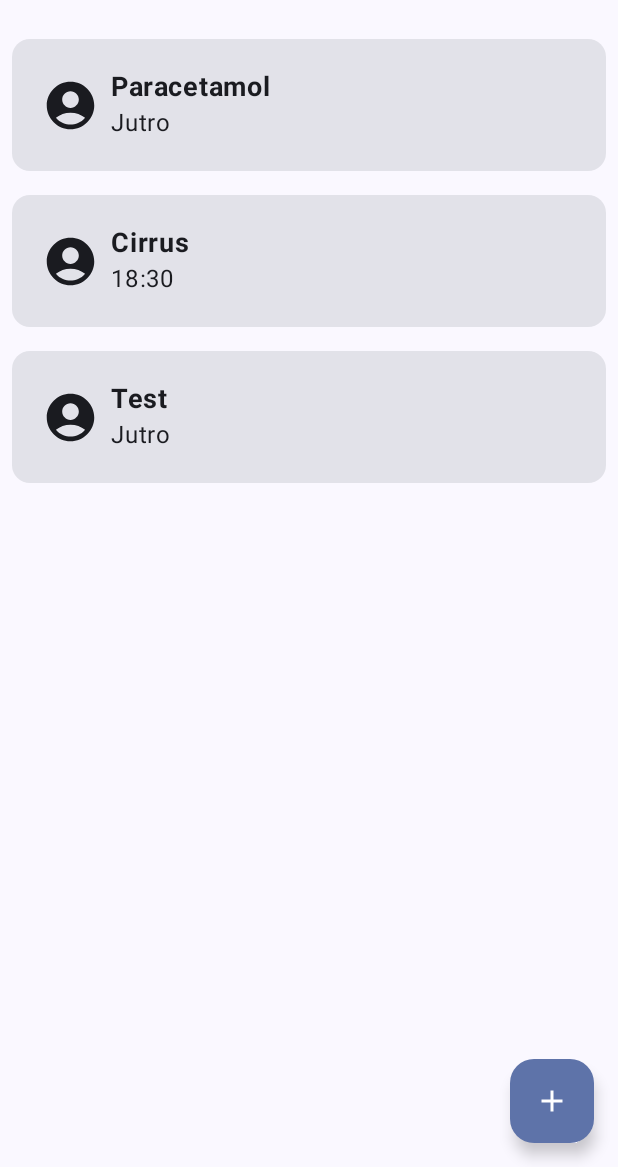
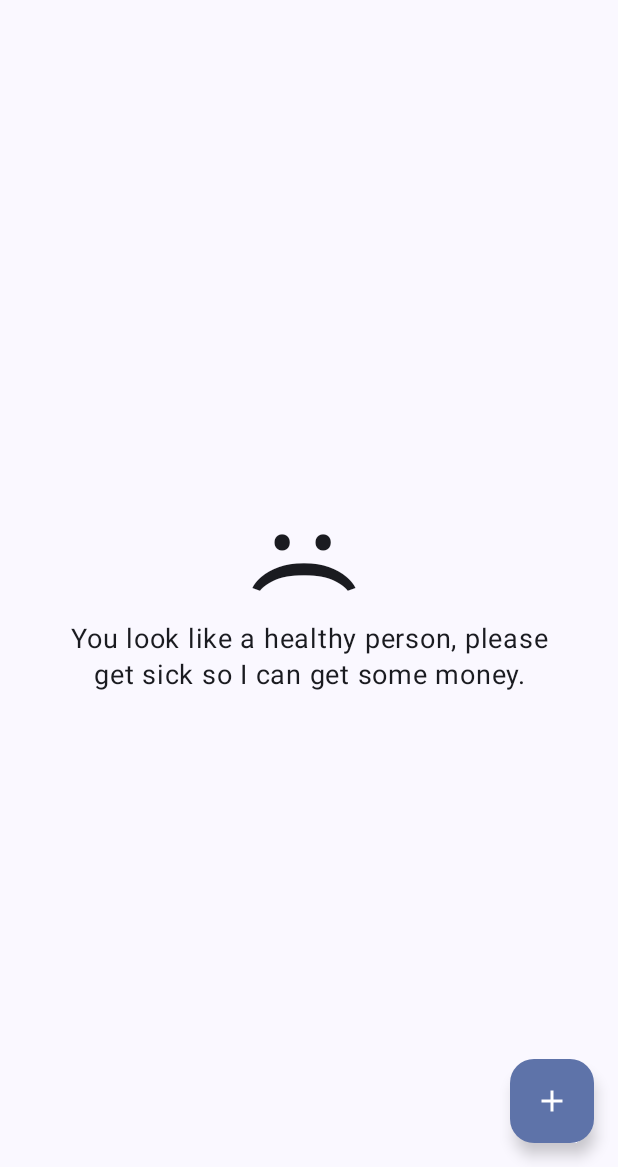
Before and after one commit to 4DERT/MedControl, an Android app built with Jetpack Compose: the screen it shows after launch (MainActivity), on a phone screen of 412 x 824 dp, the part 69-1236 px from its top. Run offline under Robolectric (Android 15) with nearby library versions, the phone set to English and light mode, and no system bars; our stand-ins replace Room's generated code.

Commit message:
Added viewmodel

```diff
--- a/app/src/main/java/com/example/medcontrol/database/Medicine.kt
+++ b/app/src/main/java/com/example/medcontrol/database/Medicine.kt
@@ -4,9 +4,10 @@ import androidx.room.Entity
 import androidx.room.PrimaryKey
 import androidx.room.TypeConverters
 import java.sql.Time
+import java.time.LocalTime
 
 data class TakeDate (
-    val time: Time,
+    val localTime: LocalTime,
     val isMonday: Boolean,
     val isTuesday: Boolean,
     val isWednesday: Boolean,
@@ -22,5 +23,5 @@ data class Medicine(
     @PrimaryKey(autoGenerate = true)
     val id: Int? = null,
     val name: String,
-    val dates: List<TakeDate>
+    val dates: List<TakeDate>,
 )
--- a/app/src/main/java/com/example/medcontrol/homescreen/HomeScreen.kt
+++ b/app/src/main/java/com/example/medcontrol/homescreen/HomeScreen.kt
@@ -1,60 +1,69 @@
 package com.example.medcontrol.homescreen
 
-import android.annotation.SuppressLint
 import androidx.compose.foundation.layout.Arrangement
 import androidx.compose.foundation.layout.Column
+import androidx.compose.foundation.layout.PaddingValues
 import androidx.compose.foundation.layout.fillMaxSize
 import androidx.compose.foundation.layout.padding
 import androidx.compose.foundation.lazy.LazyColumn
 import androidx.compose.foundation.lazy.items
 import androidx.compose.material.icons.Icons
-import androidx.compose.material.icons.filled.AccountCircle
 import androidx.compose.material.icons.filled.Add
-import androidx.compose.material.icons.filled.Refresh
-import androidx.compose.material.icons.filled.Settings
 import androidx.compose.material3.CenterAlignedTopAppBar
+import androidx.compose.material3.CircularProgressIndicator
 import androidx.compose.material3.ExperimentalMaterial3Api
 import androidx.compose.material3.FloatingActionButton
 import androidx.compose.material3.Icon
-import androidx.compose.material3.IconButton
 import androidx.compose.material3.Scaffold
 import androidx.compose.material3.Text
 import androidx.compose.material3.TopAppBarDefaults
 import androidx.compose.runtime.Composable
+import androidx.compose.runtime.collectAsState
+import androidx.compose.ui.Alignment
 import androidx.compose.ui.Modifier
+import androidx.compose.ui.draw.rotate
 import androidx.compose.ui.input.nestedscroll.nestedScroll
 import androidx.compose.ui.platform.LocalContext
+import androidx.compose.ui.res.stringResource
+import androidx.compose.ui.text.font.FontWeight
+import androidx.compose.ui.text.style.TextAlign
 import androidx.compose.ui.unit.dp
+import androidx.compose.ui.unit.sp
+import androidx.lifecycle.ViewModel
+import androidx.lifecycle.ViewModelProvider
+import androidx.lifecycle.viewmodel.compose.viewModel
 import androidx.room.Room
 import com.example.medcontrol.R
 import com.example.medcontrol.database.AppDatabase
 
 
-@SuppressLint("UnusedMaterial3ScaffoldPaddingParameter")
 @OptIn(ExperimentalMaterial3Api::class)
 @Composable
 fun HomeScreen() {
     val context = LocalContext.current
     val scrollBehavior = TopAppBarDefaults.pinnedScrollBehavior()
 
-    val m1 = MedicineViewItem(name = "Paracetamol", nextTake = "Jutro", icon = Icons.Default.AccountCircle)
-    val m2 = MedicineViewItem(name = "Cirrus", nextTake = "18:30", icon = Icons.Default.AccountCircle)
-    val m3 = MedicineViewItem(name = "Test", nextTake = "Jutro", icon = Icons.Default.AccountCircle)
-
-    val meds = arrayOf(m1, m2, m3)
-
     // creating database
     val db by lazy {
         Room.databaseBuilder(
             context,
             AppDatabase::class.java,
-            "medicine.db"
+            "medicine1.db"
         ).build()
     }
 
-//    val medDao = db.medicineDao()
+    val viewModel = viewModel<HomeScreenViewModel>(
+        factory = object : ViewModelProvider.Factory {
+            override fun <T : ViewModel> create(modelClass: Class<T>): T {
+                return HomeScreenViewModel(
+                    dao = db.medicineDao(),
+                ) as T
+            }
+        }
+    )
+    val state = viewModel.state.collectAsState()
 
-    Scaffold (
+    Scaffold(
         modifier = Modifier
             .fillMaxSize()
             .nestedScroll(scrollBehavior.nestedScrollConnection),
@@ -68,24 +77,80 @@ fun HomeScreen() {
         },
 
         floatingActionButton = {
-            FloatingActionButton(onClick = {  }) {
+            FloatingActionButton(onClick = { }) {
                 Icon(Icons.Default.Add, contentDescription = "Add")
             }
         }
 
     ) { innerPadding ->
 
-        LazyColumn(
-            modifier = Modifier
-                .padding(innerPadding),
+        when (val listState = state.value) {
+            is ItemsListState.Loading ->
+                HomeScreenLoading(innerPadding)
 
-        ) {
-            items(meds) {
-                MedicineCard(data = it)
-            }
+            is ItemsListState.Empty ->
+                HomeScreenEmpty(innerPadding)
+
+            is ItemsListState.Success ->
+                HomeScreenSuccess(innerPadding, listState.data)
         }
 
 
     }
 
 }
+
+@Composable
+fun HomeScreenSuccess(contentPadding: PaddingValues, data: List<MedicineViewItem>) {
+    LazyColumn(
+        modifier = Modifier
+            .padding(contentPadding),
+
+        ) {
+        items(data) {
+            MedicineCard(data = it)
+        }
+    }
+}
+
+@Composable
+fun HomeScreenEmpty(contentPadding: PaddingValues) {
+    Column(
+        modifier = Modifier
+            .padding(contentPadding)
+            .fillMaxSize(),
+        horizontalAlignment = Alignment.CenterHorizontally,
+        verticalArrangement = Arrangement.Center
+    ) {
+
+        Text(
+            fontSize = 68.sp,
+            fontWeight = FontWeight.Bold,
+            text = ":(",
+            modifier = Modifier.rotate(90f)
+        )
+
+        Text(
+            modifier = Modifier
+                .padding(start = 32.dp, end = 32.dp),
+            fontSize = 18.sp,
+            textAlign = TextAlign.Center,
+            text = stringResource(id = R.string.empty_list)
+        )
+
+    }
+
+}
+
+@Composable
+fun HomeScreenLoading(contentPadding: PaddingValues) {
+    Column(
+        modifier = Modifier
+            .padding(contentPadding)
+            .fillMaxSize(),
+        horizontalAlignment = Alignment.CenterHorizontally,
+        verticalArrangement = Arrangement.Center
+    ) {
+        CircularProgressIndicator()
+    }
+}
--- a/app/src/main/java/com/example/medcontrol/homescreen/HomeScreenViewModel.kt
+++ b/app/src/main/java/com/example/medcontrol/homescreen/HomeScreenViewModel.kt
@@ -1,4 +1,91 @@
 package com.example.medcontrol.homescreen
 
-class HomeScreenViewModel {
+import androidx.lifecycle.ViewModel
+import androidx.lifecycle.viewModelScope
+import com.example.medcontrol.database.Medicine
+import com.example.medcontrol.database.MedicineDao
+import com.example.medcontrol.database.TakeDate
+import kotlinx.coroutines.flow.MutableStateFlow
+import kotlinx.coroutines.launch
+
+class HomeScreenViewModel(
+    private val dao: MedicineDao,
+) : ViewModel() {
+
+    val state = MutableStateFlow<ItemsListState>(ItemsListState.Loading)
+
+    init {
+        // temporary
+//        viewModelScope.launch {
+//            val td1 = listOf<TakeDate> (
+//                TakeDate(
+//                    localTime = LocalTime.of(12, 0),
+//                    isMonday = true,
+//                    isTuesday = false,
+//                    isWednesday = true,
+//                    isThursday = true,
+//                    isFriday = false,
+//                    isSaturday = true,
+//                    isSunday = true
+//                )
+//            )
+//
+//            val m1 = Medicine(
+//                name = "Paracetamol",
+//                id = null,
+//                dates = td1
+//            )
+//
+//            dao.insert(m1)
+//        }
+
+        viewModelScope.launch {
+            val items = dao.getAll()
+
+            if (items.isEmpty()) {
+                state.value = ItemsListState.Empty("dupa")
+                return@launch
+            }
+
+            state.value = ItemsListState.Success(makeList(items))
+        }
+    }
+
+    private fun makeList(dbItems: List<Medicine>): List<MedicineViewItem> {
+        val list = mutableListOf<MedicineViewItem>()
+
+        dbItems.forEach {
+            list.add(
+                MedicineViewItem(
+                    name = it.name,
+                    nextTake = "TODO",
+//                    icon = it.icon,
+                    dates = makeDates(it.dates)
+                )
+            )
+        }
+
+        return list
+
+    }
+
+    private fun makeDates(dates: List<TakeDate>): List<TakeDateViewItem> {
+        return dates.map { takeDate ->
+            val dayList = listOf(
+                "Monday" to takeDate.isMonday,
+                "Tuesday" to takeDate.isTuesday,
+                "Wednesday" to takeDate.isWednesday,
+                "Thursday" to takeDate.isThursday,
+                "Friday" to takeDate.isFriday,
+                "Saturday" to takeDate.isSaturday,
+                "Sunday" to takeDate.isSunday
+            )
+            TakeDateViewItem(
+                time = takeDate.localTime,
+                dayList = dayList
+            )
+        }
+    }
+
+
 }
--- a/app/src/main/java/com/example/medcontrol/homescreen/ItemsListState.kt
+++ b/app/src/main/java/com/example/medcontrol/homescreen/ItemsListState.kt
@@ -1 +1,7 @@
 package com.example.medcontrol.homescreen
+
+sealed class ItemsListState {
+    data class Success(val data: List<MedicineViewItem>) : ItemsListState()
+    data class Empty(val message: String) : ItemsListState()
+    object Loading : ItemsListState()
+}
--- a/app/src/main/java/com/example/medcontrol/homescreen/medicineCard.kt
+++ b/app/src/main/java/com/example/medcontrol/homescreen/medicineCard.kt
@@ -4,25 +4,26 @@ import androidx.compose.foundation.layout.Column
 import androidx.compose.foundation.layout.Row
 import androidx.compose.foundation.layout.fillMaxWidth
 import androidx.compose.foundation.layout.padding
-import androidx.compose.foundation.layout.size
 import androidx.compose.material3.Card
 import androidx.compose.material3.ExperimentalMaterial3Api
-import androidx.compose.material3.Icon
 import androidx.compose.material3.Text
 import androidx.compose.runtime.Composable
 import androidx.compose.ui.Alignment
 import androidx.compose.ui.Modifier
-import androidx.compose.ui.graphics.vector.ImageVector
-import androidx.compose.ui.platform.LocalContext
 import androidx.compose.ui.text.font.FontWeight
-import androidx.compose.ui.text.style.TextDecoration
 import androidx.compose.ui.unit.dp
 import androidx.compose.ui.unit.sp
+import java.time.LocalTime
+
+data class TakeDateViewItem(
+    val time: LocalTime,
+    val dayList: List<Pair<String, Boolean>>,
+)
 
 data class MedicineViewItem(
     val name: String,
     val nextTake: String,
-    val icon: ImageVector
+    val dates: List<TakeDateViewItem>
 )
 
 @OptIn(ExperimentalMaterial3Api::class)
@@ -30,8 +31,6 @@ data class MedicineViewItem(
 fun MedicineCard(
     data: MedicineViewItem
 ) {
-    val context = LocalContext.current
-
     Card(
         onClick = { /*TODO*/ },
         modifier = Modifier
@@ -45,12 +44,6 @@ fun MedicineCard(
                 .fillMaxWidth(),
             verticalAlignment = Alignment.CenterVertically
         ) {
-            Icon(
-                imageVector = data.icon,
-                contentDescription = null,
-                modifier = Modifier
-                    .size(38.dp)
-            )
             Column(
                 modifier = Modifier.padding(start = 8.dp)
             ) {
--- a/app/src/main/res/values/strings.xml
+++ b/app/src/main/res/values/strings.xml
@@ -1,3 +1,4 @@
 <resources>
     <string name="app_name">MedControl</string>
+    <string name="empty_list">You look like a healthy person, please get sick so I can get some money.</string>
 </resources>
```
